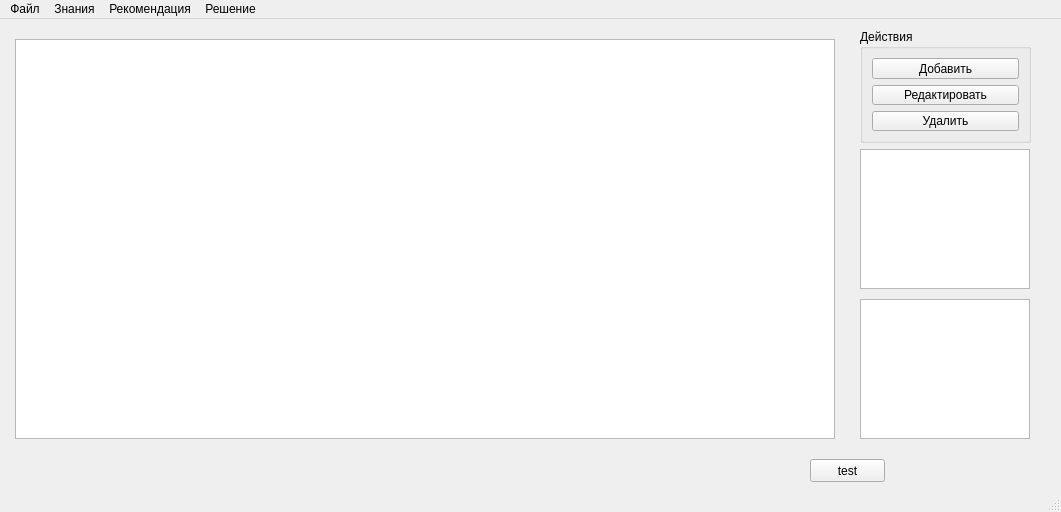
The window that gui/MainWindow.ui (muxaulmarin/CocktailExpertSystem) describes before a commit, drawn with Qt 5.
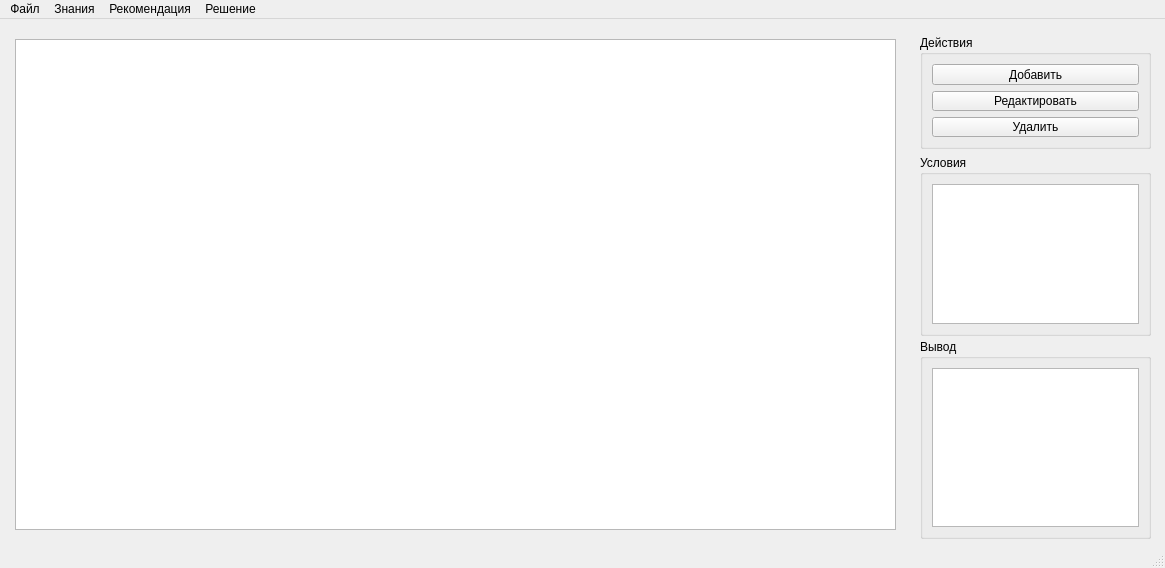
The same window after the commit.

Commit message: add lists in mainwindow

Diff of the .ui file:
```diff
--- a/gui/MainWindow.ui
+++ b/gui/MainWindow.ui
@@ -6,50 +6,30 @@
    <rect>
     <x>0</x>
     <y>0</y>
-    <width>1061</width>
-    <height>512</height>
+    <width>1165</width>
+    <height>568</height>
    </rect>
   </property>
   <property name="windowTitle">
    <string>MainWindow</string>
   </property>
   <widget class="QWidget" name="centralwidget">
-   <widget class="QListWidget" name="listWidget">
-    <property name="geometry">
-     <rect>
-      <x>860</x>
-      <y>130</y>
-      <width>170</width>
-      <height>140</height>
-     </rect>
-    </property>
-   </widget>
-   <widget class="QListWidget" name="listWidget_2">
-    <property name="geometry">
-     <rect>
-      <x>860</x>
-      <y>280</y>
-      <width>170</width>
-      <height>140</height>
-     </rect>
-    </property>
-   </widget>
    <widget class="QListWidget" name="Rules">
     <property name="geometry">
      <rect>
       <x>15</x>
       <y>20</y>
-      <width>820</width>
-      <height>400</height>
+      <width>881</width>
+      <height>491</height>
      </rect>
     </property>
    </widget>
    <widget class="QGroupBox" name="groupBox">
     <property name="geometry">
      <rect>
-      <x>860</x>
-      <y>10</y>
-      <width>171</width>
+      <x>920</x>
+      <y>16</y>
+      <width>231</width>
       <height>114</height>
      </rect>
     </property>
@@ -80,18 +60,41 @@
      </item>
     </layout>
    </widget>
-   <widget class="QPushButton" name="test_button">
+   <widget class="QGroupBox" name="groupBox_2">
     <property name="geometry">
      <rect>
-      <x>810</x>
-      <y>440</y>
-      <width>75</width>
-      <height>23</height>
+      <x>920</x>
+      <y>136</y>
+      <width>231</width>
+      <height>181</height>
      </rect>
     </property>
-    <property name="text">
-     <string>test</string>
+    <property name="title">
+     <string>Условия</string>
     </property>
+    <layout class="QVBoxLayout" name="verticalLayout_2">
+     <item>
+      <widget class="QListWidget" name="premises"/>
+     </item>
+    </layout>
+   </widget>
+   <widget class="QGroupBox" name="groupBox_3">
+    <property name="geometry">
+     <rect>
+      <x>920</x>
+      <y>320</y>
+      <width>231</width>
+      <height>200</height>
+     </rect>
+    </property>
+    <property name="title">
+     <string>Вывод</string>
+    </property>
+    <layout class="QVBoxLayout" name="verticalLayout_3">
+     <item>
+      <widget class="QListWidget" name="condition"/>
+     </item>
+    </layout>
    </widget>
   </widget>
   <widget class="QMenuBar" name="menubar">
@@ -99,7 +102,7 @@
     <rect>
      <x>0</x>
      <y>0</y>
-     <width>1061</width>
+     <width>1165</width>
      <height>21</height>
     </rect>
    </property>
```
The commit also changes 4 other files.
